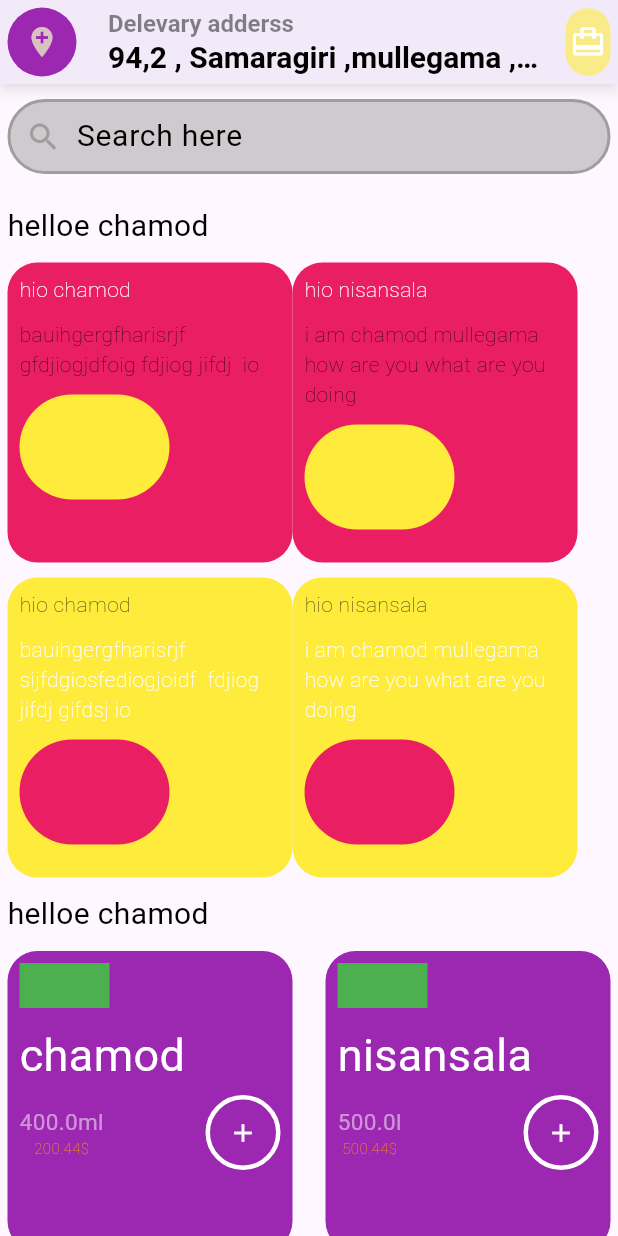
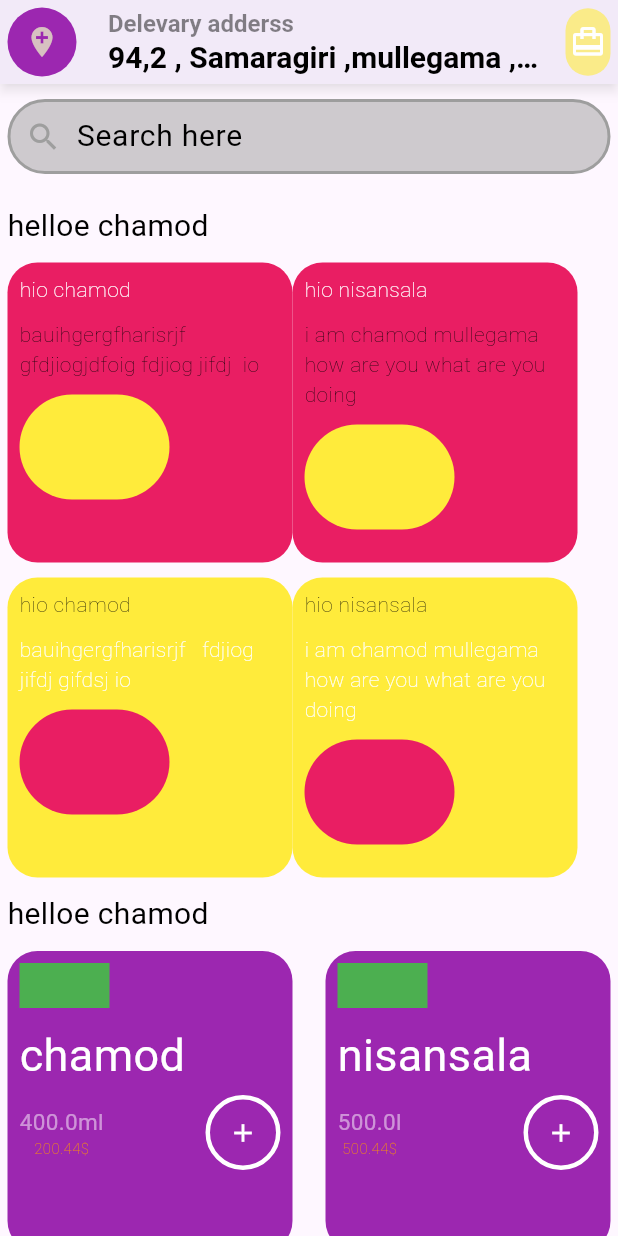
Before and after one commit to ChamodMullegama/CartApp, a Flutter app: the HomePage screen opened directly, on a phone screen of 412 x 824 dp. Run offline on Flutter 3.47's test engine with Material 3 defaults, Android fonts, the phone set to English and light mode, and no system bars.

Commit message:
Update home_page.dart

```diff
--- a/lib/pages/home_page/home_page.dart
+++ b/lib/pages/home_page/home_page.dart
@@ -67,7 +67,7 @@ class HomePage extends StatelessWidget {
                   productCart(
                     tittel: "hio chamod",
                     titelColor: Colors.black,
-                    description: "bauihgergfharisrjf sijfdgiosfediogjoidf  fdjiog jifdj gifdsj io",
+                    description: "bauihgergfharisrjf   fdjiog jifdj gifdsj io",
                     descriptionColor: Colors.white,
                     mnainBoxColor: Colors.yellow,
                     smallBoxColor: Colors.pink,
```
